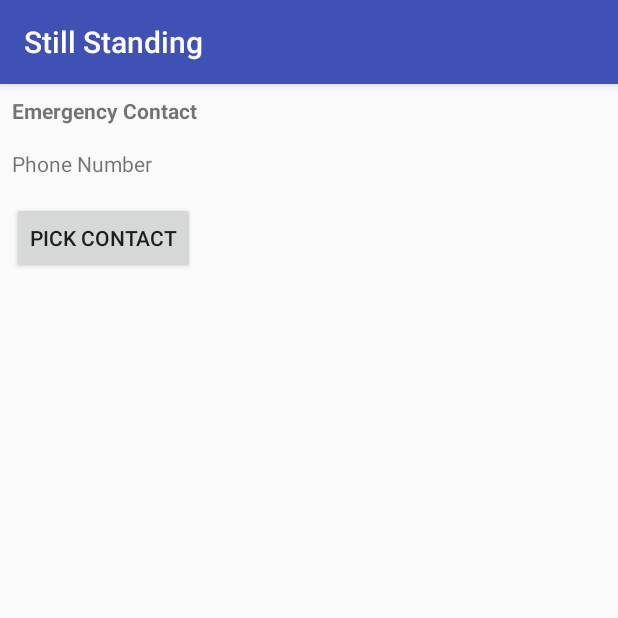
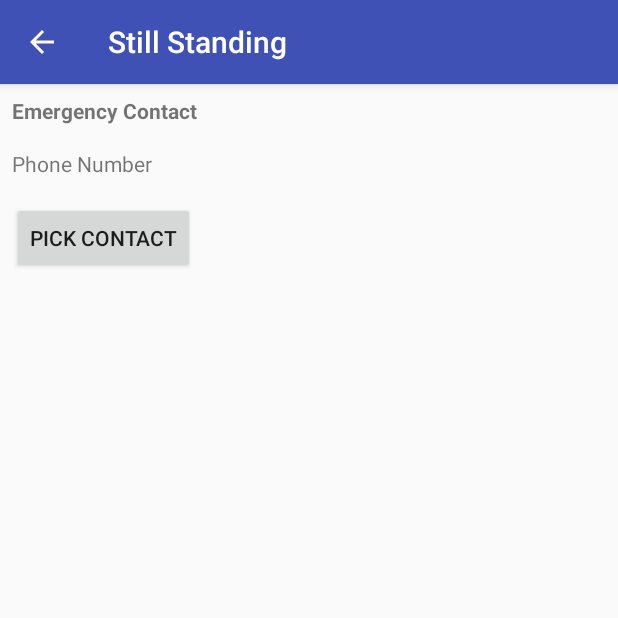
Before and after one commit to katsik/stillStanding, an Android app: the screen it shows after launch (PreferencesScreen), after a tap on "SET EMERGENCY CONTACT", on a phone screen of 412 x 824 dp, the top half of it. Run offline under Robolectric (Android 15) with nearby library versions, the phone set to English and light mode, and no system bars.

Commit message:
Added Up button to the preferences screen to navigate back to parent activity. Also added settings button on main app bar.

```diff
--- a/app/src/main/AndroidManifest.xml
+++ b/app/src/main/AndroidManifest.xml
@@ -22,7 +22,8 @@
         <activity android:name=".ReadDataFromAccelerometer"
             android:parentActivityName=".MainActivity">
         </activity>
-        <activity android:name=".PreferencesScreen"></activity>
+        <activity android:name=".PreferencesScreen"
+            android:parentActivityName=".MainActivity"></activity>
         <service android:name=".ActivityRecognizedService"/>
     </application>
     <uses-feature android:name="android.hardware.sensor.accelerometer" android:required="true" />
--- a/app/src/main/java/com/sleepycookie/stillstanding/PreferencesScreen.java
+++ b/app/src/main/java/com/sleepycookie/stillstanding/PreferencesScreen.java
@@ -10,6 +10,7 @@ import android.database.Cursor;
 import android.net.Uri;
 import android.os.Bundle;
 import android.provider.ContactsContract;
+import android.support.v7.app.ActionBar;
 import android.support.v7.app.AppCompatActivity;
 import android.util.Log;
 import android.view.View;
@@ -39,6 +40,12 @@ public class PreferencesScreen extends AppCompatActivity {
         setContentView(R.layout.activity_preferences);
 
         //TODO in activity_preferences: Refine the UI.
+
+        // Get a support ActionBar corresponding to this toolbar
+        ActionBar ab = getSupportActionBar();
+
+        // Enable the Up button
+        ab.setDisplayHomeAsUpEnabled(true);
 
         phoneContactsButtton = (Button) findViewById(R.id.set_contact);
         emergencyContact = (TextView) findViewById(R.id.contact_name);
--- /dev/null
+++ b/app/src/main/res/menu/app_bar_menu.xml
@@ -0,0 +1,13 @@
+<?xml version="1.0" encoding="utf-8"?>
+<menu xmlns:android="http://schemas.android.com/apk/res/android"
+    xmlns:app="http://schemas.android.com/apk/res-auto">
+
+    <!-- "Settings", should appear as action button if possible -->
+    <item
+        android:id="@+id/action_settings"
+        android:orderInCategory="1"
+        android:icon="@drawable/ic_settings_white_24dp"
+        android:title="@string/action_settings"
+        app:showAsAction="ifRoom"/>
+
+</menu>
--- a/app/src/main/res/values/strings.xml
+++ b/app/src/main/res/values/strings.xml
@@ -10,4 +10,5 @@
     <string name="placholder_phone">Phone Number</string>
     <string name="placeholder_name">Emergency Contact</string>
     <string name="pick_contact">Pick Contact</string>
+    <string name="action_settings">Settings</string>
 </resources>
```
Also changed, not shown: app/src/main/java/com/sleepycookie/stillstanding/MainActivity.java (+43 -7 lines), app/src/main/res/layout/activity_main.xml (+9 -4 lines).
